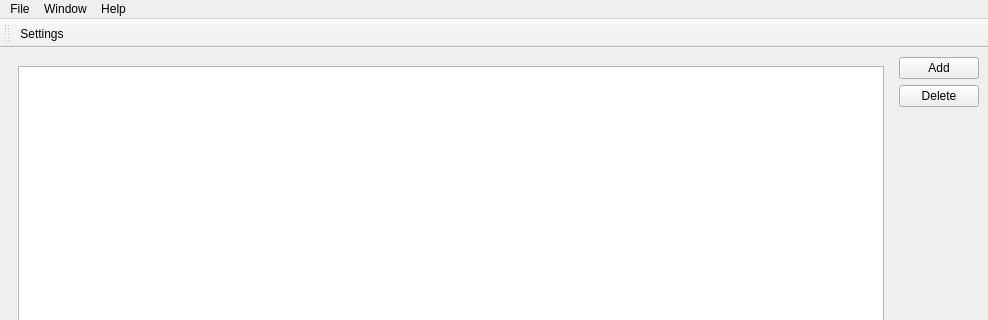
This is designer/mainWindow.ui in erinn/kconsole as Qt 5 draws it before an edit; both pictures show x 0 to 988 and y 0 to 320 of the 988 by 686 pixel window. The edited form follows.
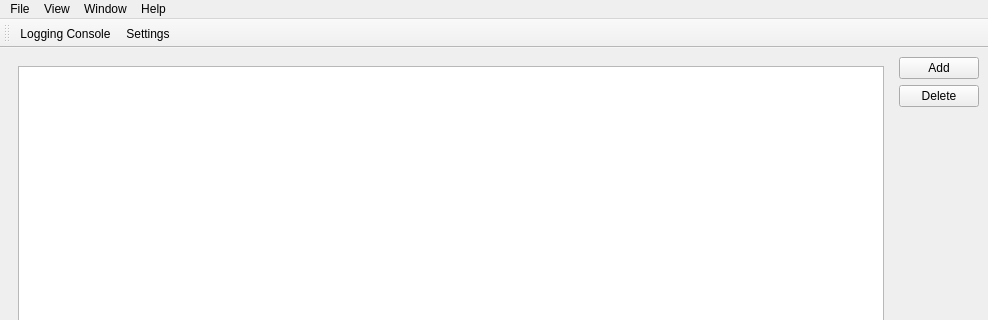
This is the edited form. Icons and pictures are not drawn.

Commit message: Rough out a console dialog and related handler.

```diff
--- a/designer/mainWindow.ui
+++ b/designer/mainWindow.ui
@@ -70,7 +70,7 @@
      <x>0</x>
      <y>0</y>
      <width>988</width>
-     <height>36</height>
+     <height>24</height>
     </rect>
    </property>
    <widget class="QMenu" name="menuFile">
@@ -91,7 +91,14 @@
      <string>Window</string>
     </property>
    </widget>
+   <widget class="QMenu" name="menuView">
+    <property name="title">
+     <string>View</string>
+    </property>
+    <addaction name="actionLoggingConsole"/>
+   </widget>
    <addaction name="menuFile"/>
+   <addaction name="menuView"/>
    <addaction name="menuWindow"/>
    <addaction name="menuHelp"/>
   </widget>
@@ -106,6 +113,7 @@
    <attribute name="toolBarBreak">
     <bool>false</bool>
    </attribute>
+   <addaction name="actionLoggingConsole"/>
    <addaction name="actionSettings"/>
   </widget>
   <action name="actionSettings">
@@ -150,6 +158,15 @@
     <string>Text Radio</string>
    </property>
   </action>
+  <action name="actionLoggingConsole">
+   <property name="icon">
+    <iconset>
+     <normaloff>:/icons/terminal</normaloff>:/icons/terminal</iconset>
+   </property>
+   <property name="text">
+    <string>Logging Console</string>
+   </property>
+  </action>
  </widget>
  <resources/>
  <connections/>
```
Left out of the diff: 7 changed lines with no effect on the pictures. The commit also changes 15 other files.
